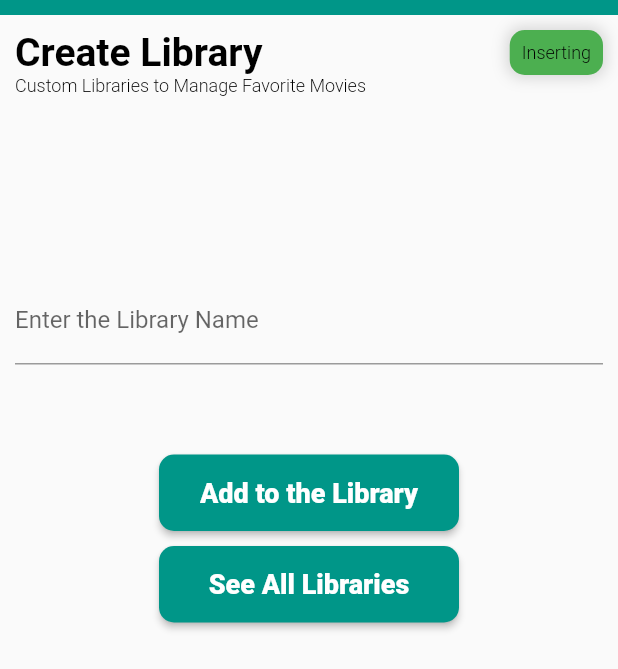
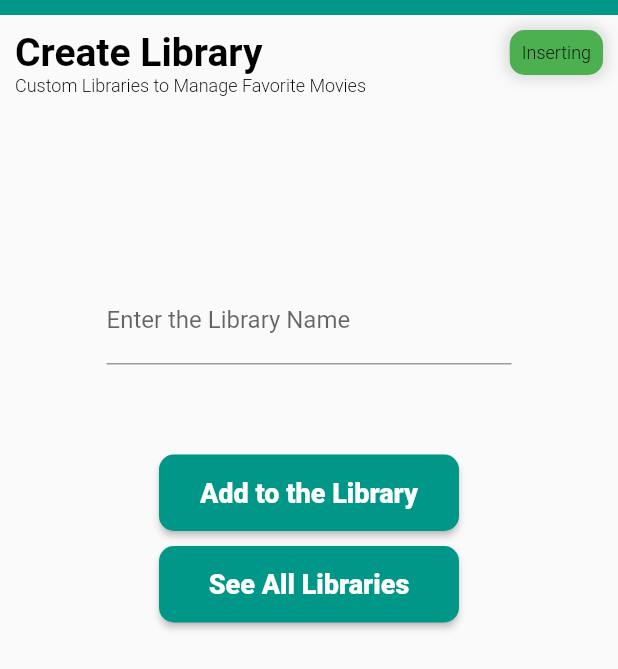
Before and after one commit to taneesha97/ctse_flutter_assignment, a Flutter app: the LibraryForm screen opened directly, on a phone screen of 412 x 824 dp. Shown: the top 669 px of the screen. Run offline on Flutter 3.47's test engine with Material 2 defaults, Android fonts, the phone set to English and light mode, and no system bars; our stand-ins replace audioplayers, cloud_firestore, firebase_core, firebase_database, get, localstorage and 1 more; accounts and stored records are empty; Roboto replaces fonts that are missing (Montserrat).

Commit message:
TextField Margin fixed.

```diff
--- a/lib/screens/movie_library_form.dart
+++ b/lib/screens/movie_library_form.dart
@@ -81,9 +81,9 @@ class _LibraryFormState extends State<LibraryForm> {
                 SizedBox(
                   height: 100,
                 ),
-                SizedBox(
-                  width: 400, // Adjust Input Field Width.
-                  child: Center(
+                Center(
+                  child: SizedBox(
+                    width: 270, // Adjust Input Field Width.
                     child: TextFormField(
                       initialValue:
                           widget.functionValue == 0 ? "" : widget.libraryName,
```
